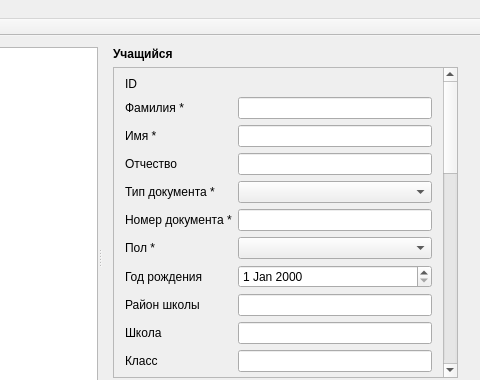
The window that mainwindow.ui (Domerk/UdoDB) describes before a commit, drawn with Qt 5; both pictures show x 281 to 761 and y 0 to 380 of the 761 by 498 pixel window.
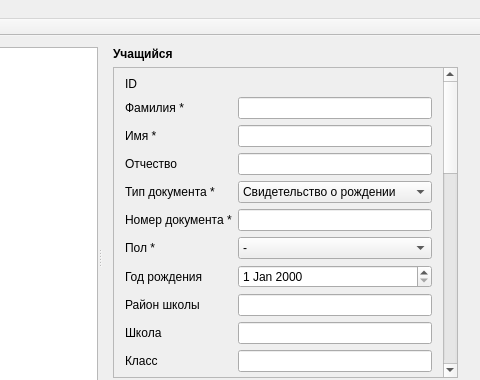
The same window after the commit.

What changed in the file:
```diff
--- a/mainwindow.ui
+++ b/mainwindow.ui
@@ -410,13 +410,40 @@
                    <widget class="QLineEdit" name="lineEdit_3"/>
                   </item>
                   <item row="4" column="1">
-                   <widget class="QComboBox" name="comboBox"/>
+                   <widget class="QComboBox" name="studDoc">
+                    <item>
+                     <property name="text">
+                      <string>Свидетельство о рождении</string>
+                     </property>
+                    </item>
+                    <item>
+                     <property name="text">
+                      <string>Паспорт</string>
+                     </property>
+                    </item>
+                   </widget>
                   </item>
                   <item row="5" column="1">
                    <widget class="QLineEdit" name="lineEdit_4"/>
                   </item>
                   <item row="6" column="1">
-                   <widget class="QComboBox" name="comboBox_2"/>
+                   <widget class="QComboBox" name="studGender">
+                    <item>
+                     <property name="text">
+                      <string>-</string>
+                     </property>
+                    </item>
+                    <item>
+                     <property name="text">
+                      <string>Муж</string>
+                     </property>
+                    </item>
+                    <item>
+                     <property name="text">
+                      <string>Жен</string>
+                     </property>
+                    </item>
+                   </widget>
                   </item>
                   <item row="7" column="1">
                    <widget class="QDateEdit" name="dateEdit"/>
```
Left out of the diff: 34 changed lines with no effect on the pictures.
